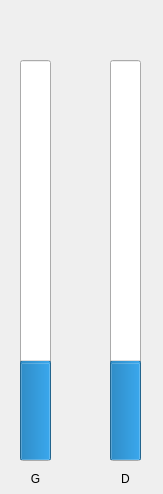
The window that src/saturationwidget.ui (cinemaouvert/OPP) describes before a commit, drawn with Qt 5.
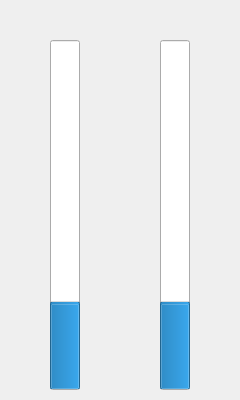
The same window after the commit.

Commit message: Interface - Taille du widget Saturation

Diff of the .ui file:
```diff
--- a/src/saturationwidget.ui
+++ b/src/saturationwidget.ui
@@ -6,8 +6,8 @@
    <rect>
     <x>0</x>
     <y>0</y>
-    <width>163</width>
-    <height>494</height>
+    <width>240</width>
+    <height>400</height>
    </rect>
   </property>
   <property name="windowTitle">
@@ -19,10 +19,10 @@
    </property>
    <property name="geometry">
     <rect>
-     <x>20</x>
-     <y>60</y>
-     <width>31</width>
-     <height>401</height>
+     <x>50</x>
+     <y>40</y>
+     <width>30</width>
+     <height>350</height>
     </rect>
    </property>
    <property name="autoFillBackground">
@@ -44,10 +44,10 @@
   <widget class="QProgressBar" name="progressBar_2">
    <property name="geometry">
     <rect>
-     <x>110</x>
-     <y>60</y>
-     <width>31</width>
-     <height>401</height>
+     <x>160</x>
+     <y>40</y>
+     <width>30</width>
+     <height>350</height>
     </rect>
    </property>
    <property name="value">
```
